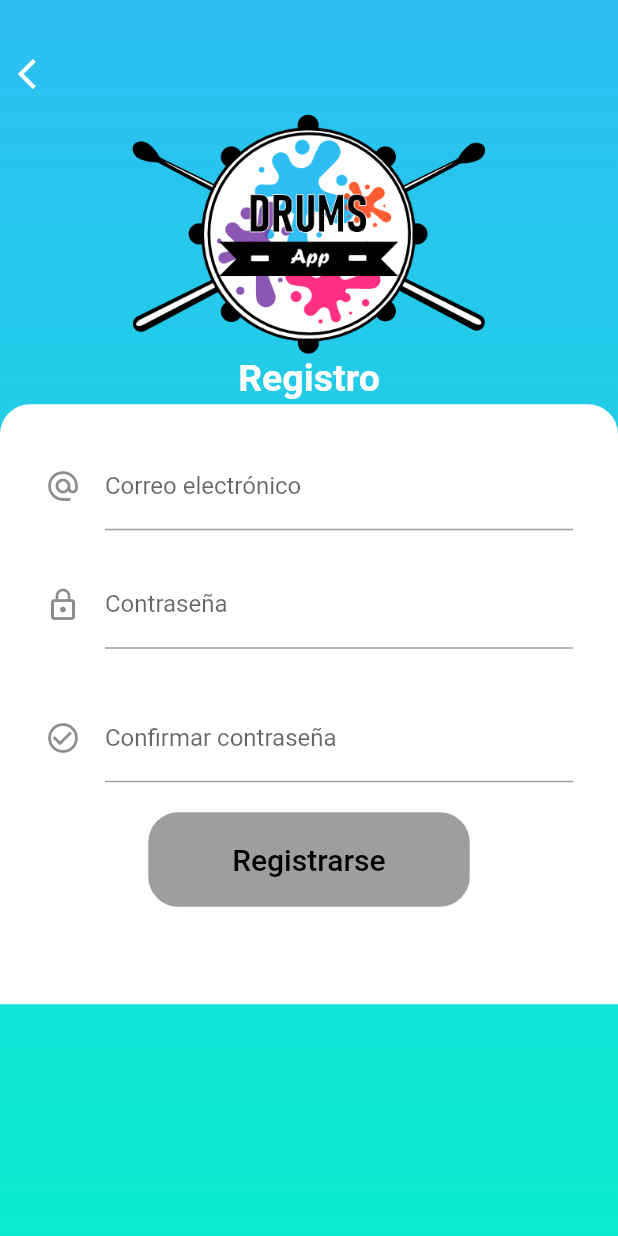
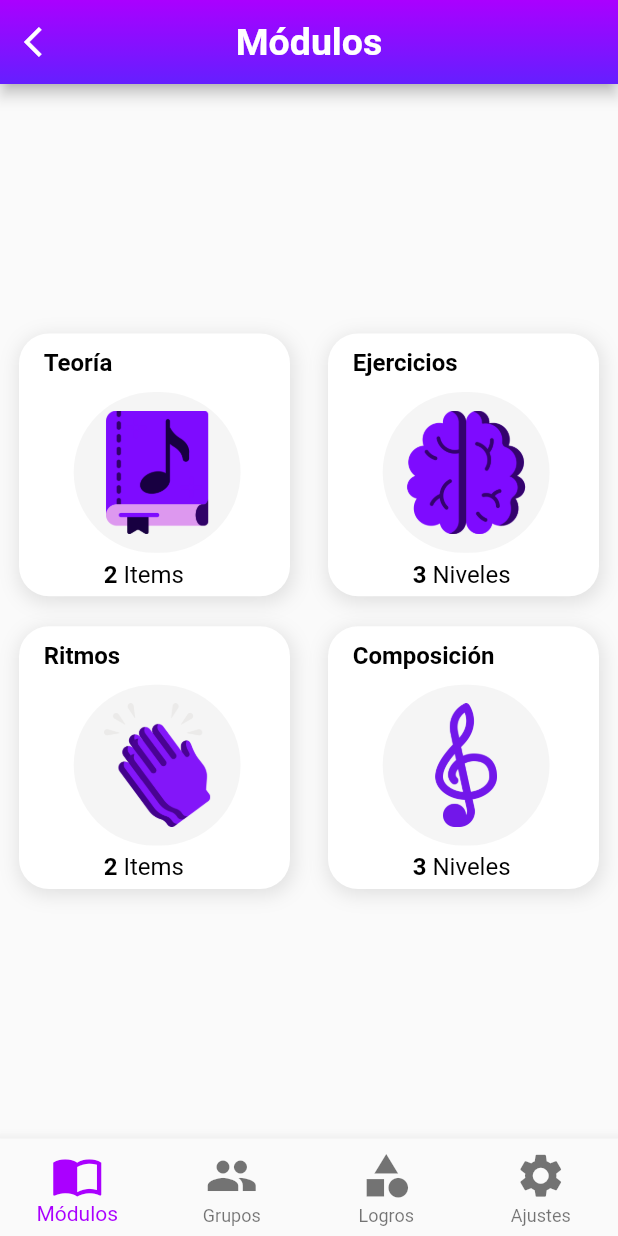
Before and after one commit to stefany-cm/DrumsApp2, a Flutter app: the LoginPage screen opened by its route, after a tap on "Registrarse", on a phone screen of 412 x 824 dp. Run offline on Flutter 3.47's test engine with Material 2 defaults, Android fonts, the phone set to English and light mode, and no system bars; our stand-ins replace date_field, rxdart.

Commit message:
Vista módulos

```diff
--- a/lib/src/pages/login_page.dart
+++ b/lib/src/pages/login_page.dart
@@ -1,6 +1,6 @@
 import 'package:drumsapp2/src/bloc/provider.dart';
-import 'package:drumsapp2/src/pages/signUp_basic_page.dart';
-import 'package:drumsapp2/src/pages/signUp_page.dart';
+import 'package:drumsapp2/src/pages/principal/homeNavigation_principal.dart';
+import 'package:drumsapp2/src/pages/signUpPersonal_page.dart';
 import 'package:drumsapp2/src/pages/welcome_page.dart';
 import 'package:drumsapp2/src/utils/colors_utils.dart';
 import 'package:drumsapp2/src/utils/textStyle_utils.dart';
@@ -85,7 +85,7 @@ class LoginPage extends StatelessWidget {
           '¿Aún no tiene una cuenta?',
           style: textStyleShortBlack,
         ),
-        textButton('Registrarse', blue2Color, context, SignUpPage()),
+        textButton('Registrarse', blue2Color, context, HomeNavigationPrincipal()),
       ],
     );
   }
@@ -98,7 +98,7 @@ class LoginPage extends StatelessWidget {
           '¿Aún no tiene una cuenta?',
           style: textStyleShortBlack,
         ),
-        textButton('Registrarse2', blue2Color, context, SignUpBasicPage()),
+        textButton('Registrarse2', blue2Color, context, SignUpPersonalPage()),
       ],
     );
   }
--- /dev/null
+++ b/lib/src/pages/principal/homeNavigation_principal.dart
@@ -0,0 +1,64 @@
+import 'package:drumsapp2/src/pages/principal/modules_principal.dart';
+import 'package:drumsapp2/src/widgets/gradientAppBar.dart';
+import 'package:flutter/material.dart';
+
+import '../../utils/colors_utils.dart';
+
+class HomeNavigationPrincipal extends StatefulWidget {
+  const HomeNavigationPrincipal({Key key}) : super(key: key);
+
+  @override
+  _HomeNavigationPrincipalState createState() => _HomeNavigationPrincipalState();
+}
+
+class _HomeNavigationPrincipalState extends State<HomeNavigationPrincipal> {
+  int _currentIndex = 0;
+
+  final List<Widget> _children = [
+    ModulesPage(),
+    Center(child: Text('Grupos')),
+    Center(child: Text('Logros')),
+    Center(child: Text('Ajustes')),
+  ];
+
+  @override
+  Widget build(BuildContext context) {
+    return Scaffold(
+      appBar: gradientAppBar('Módulos', purpleLinearGColor, context),
+      body: _children[_currentIndex],
+      bottomNavigationBar: _customBottomNavigationBar(),
+    );
+  }
+
+  Widget _customBottomNavigationBar() {
+  return BottomNavigationBar(
+    currentIndex: _currentIndex,
+    type: BottomNavigationBarType.fixed,
+    iconSize: 35,
+    selectedItemColor: purple1Color,
+    items: [
+      BottomNavigationBarItem(
+        icon: Icon(Icons.import_contacts),
+        title: Text('Módulos'),
+      ),
+      BottomNavigationBarItem(
+        icon: Icon(Icons.group),
+        title: Text('Grupos'),
+      ),
+      BottomNavigationBarItem(
+        icon: Icon(Icons.category),
+        title: Text('Logros'),
+      ),
+      BottomNavigationBarItem(
+        icon: Icon(Icons.settings),
+        title: Text('Ajustes'),
+      ),
+    ],
+    onTap: (index) {
+          setState(() {
+            _currentIndex = index;
+          });
+        },
+  );
+}
+}
--- /dev/null
+++ b/lib/src/pages/principal/modules_principal.dart
@@ -0,0 +1,111 @@
+import 'package:flutter/material.dart';
+
+import '../../utils/textStyle_utils.dart';
+
+class ModulesPage extends StatelessWidget {
+  const ModulesPage({Key key}) : super(key: key);
+
+  final title = 'Módulo';
+
+  @override
+  Widget build(BuildContext context) {
+    return InkWell(
+      child: Container(
+        child: Column(
+          crossAxisAlignment: CrossAxisAlignment.center,
+          mainAxisAlignment: MainAxisAlignment.center,
+          children: <Widget>[
+            Row(
+              mainAxisAlignment: MainAxisAlignment.spaceAround,
+              children: <Widget>[
+                cardModules('Teoría', ExactAssetImage('assets/Teoria.png'), 2,'Items', context),
+                cardModules('Ejercicios',ExactAssetImage('assets/Ejercicios.png'),3,'Niveles',context),
+              ],
+            ),
+            SizedBox(height: 20.0),
+            Row(
+              mainAxisAlignment: MainAxisAlignment.spaceAround,
+              children: <Widget>[
+                cardModules('Ritmos', ExactAssetImage('assets/Ritmos.png'), 2,'Items', context),
+                cardModules('Composición',ExactAssetImage('assets/Composicion.png'),3,'Niveles', context),
+              ],
+            )
+          ],
+        ),
+      ),
+      onTap: () {},
+    );
+  }
+}
+
+Widget cardModules(String title, ExactAssetImage image, int num,
+    String nameItem, BuildContext context) {
+  final size = MediaQuery.of(context).size;
+  return Container(
+      padding:
+          EdgeInsets.only(left: size.width * 0.04, right: size.width * 0.08),
+      decoration: BoxDecoration(
+          borderRadius: BorderRadius.circular(20.0),
+          color: Colors.white,
+          boxShadow: <BoxShadow>[
+            BoxShadow(
+                color: Colors.grey[300],
+                blurRadius: 10.0,
+                spreadRadius: 1.0,
+                offset: Offset(1.0, 3.0))
+          ]),
+      child: Column(
+          crossAxisAlignment: CrossAxisAlignment.start,
+          children: <Widget>[
+            _textTitle(title),
+            _imageIcon(image, size),
+            _infoSubtitle(num, nameItem),
+          ]));
+}
+
+_infoSubtitle(int num, String nameItem) {
+  return Container(
+      margin: EdgeInsets.only(left: 35.0),
+      padding: EdgeInsets.all(5.0),
+      child: Row(
+        children: <Widget>[
+          Text('$num', style: textStyleCard),
+          SizedBox(width: 4.0),
+          Text('$nameItem', style: textStyleSubtitleCard),
+        ],
+      ));
+}
+
+_imageIcon(ExactAssetImage image, Size size) {
+  return Container(
+    margin: EdgeInsets.only(left: 20.0),
+    width: size.width * 0.27,
+    height: size.height * 0.13,
+    child: Stack(
+      alignment: AlignmentDirectional.topCenter,
+      children: <Widget>[
+        Container(
+            padding: EdgeInsets.all(30.0),
+            width: size.width * 0.3,
+            decoration: new BoxDecoration(
+              borderRadius: BorderRadius.all(Radius.circular(100.0)),
+              color: Colors.grey[100],
+            )),
+        Container(
+          width: size.width * 0.2,
+          decoration: new BoxDecoration(
+            image: new DecorationImage(
+              image: image,
+            ),
+          ),
+        )
+      ],
+    ),
+  );
+}
+
+_textTitle(String title) {
+  return Container(
+      padding: EdgeInsets.only(top: 10.0, bottom: 10.0),
+      child: Text(title, style: textStyleCard));
+}
--- a/lib/src/pages/router/router.dart
+++ b/lib/src/pages/router/router.dart
@@ -1,6 +1,7 @@
 import 'package:drumsapp2/src/pages/home_page.dart';
 import 'package:drumsapp2/src/pages/login_page.dart';
-import 'package:drumsapp2/src/pages/signUp_basic_page.dart';
+import 'package:drumsapp2/src/pages/principal/homeNavigation_principal.dart';
+import 'package:drumsapp2/src/pages/signUpPersonal_page.dart';
 import 'package:drumsapp2/src/pages/signUp_page.dart';
 import 'package:drumsapp2/src/pages/welcome_page.dart';
 import 'package:flutter/material.dart';
@@ -12,6 +13,7 @@ Map<String, WidgetBuilder> publicRoutes(BuildContext context) {
     "/welcome": (context) => WelcomePage(),
     "/login": (context) => LoginPage(),
     "/signUp": (context) => SignUpPage(),
-    "/signUpBasic": (context) => SignUpBasicPage(),
+    "/signUpPersonal": (context) => SignUpPersonalPage(),
+    "/homeNavigation" : (context) => HomeNavigationPrincipal(),
   };
 }
--- a/lib/src/pages/signUp_basic_page.dart
+++ b/lib/src/pages/signUpPersonal_page.dart
@@ -5,8 +5,8 @@ import 'package:drumsapp2/src/widgets/inputsSignUpBasic.dart';
 
 import 'package:flutter/material.dart';
 
-class SignUpBasicPage extends StatelessWidget {
-  const SignUpBasicPage({Key key}) : super(key: key);
+class SignUpPersonalPage extends StatelessWidget {
+  const SignUpPersonalPage({Key key}) : super(key: key);
 
   @override
   Widget build(BuildContext context) {
--- a/lib/src/utils/colors_utils.dart
+++ b/lib/src/utils/colors_utils.dart
@@ -11,3 +11,15 @@ final blueLinearGColor = LinearGradient(
 
 final blue1Color = Color(0XFF2EBEF3);
 final blue2Color = Color(0XFF0AEBCE);
+
+final purpleLinearGColor = LinearGradient(
+  colors: <Color>[
+    Color(0XFFAA00FF),
+    Color(0XFF651FFF),
+  ],
+  begin: FractionalOffset.topCenter,
+  end: FractionalOffset.bottomCenter,
+);
+
+final purple1Color = Color(0XFFAA00FF);
+final purple2Color = Color(0XFF651FFF);
--- a/lib/src/utils/textStyle_utils.dart
+++ b/lib/src/utils/textStyle_utils.dart
@@ -33,3 +33,15 @@ final textStyleShortBlack = TextStyle(
   fontSize: 15,
   color: Colors.black54
 );
+
+final textStyleCard = TextStyle(
+  fontSize: 16,
+  fontWeight: FontWeight.w600,
+  color: Colors.black
+);
+
+final textStyleSubtitleCard = TextStyle(
+  fontSize: 16,
+  fontWeight: FontWeight.normal,
+  color: Colors.black
+);
--- /dev/null
+++ b/lib/src/widgets/gradientAppBar.dart
@@ -0,0 +1,17 @@
+import 'package:flutter/cupertino.dart';
+import 'package:flutter/material.dart';
+
+import '../utils/textStyle_utils.dart';
+
+Widget gradientAppBar(String text, LinearGradient colorL, BuildContext context) {
+  return AppBar(
+    title: Text(text, style: textStyleSemiBold),
+    leading: IconButton(
+        icon: Icon(Icons.arrow_back_ios),
+        onPressed: () => Navigator.of(context).pop()),
+    centerTitle: true,
+    flexibleSpace: Container(
+      decoration: BoxDecoration(gradient: colorL),
+    ),
+  );
+}
```
Also changed, not shown: assets/Composicion.png (added), assets/Ejercicios.png (added), assets/Ritmos.png (added), assets/Teoria.png (added).
